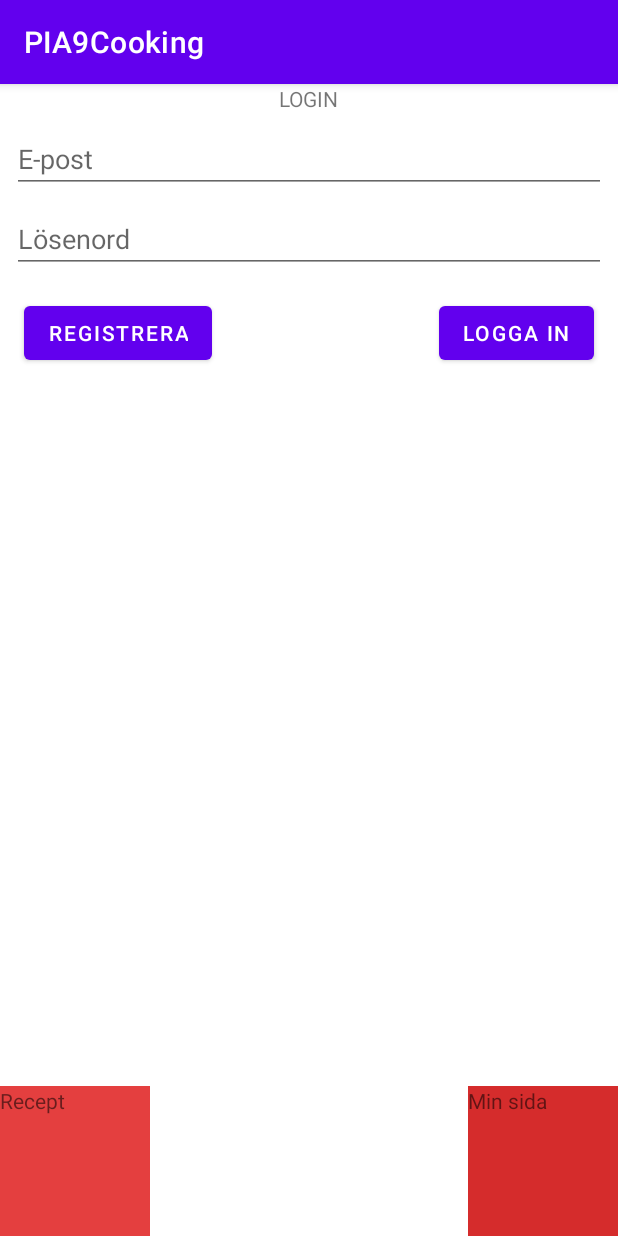
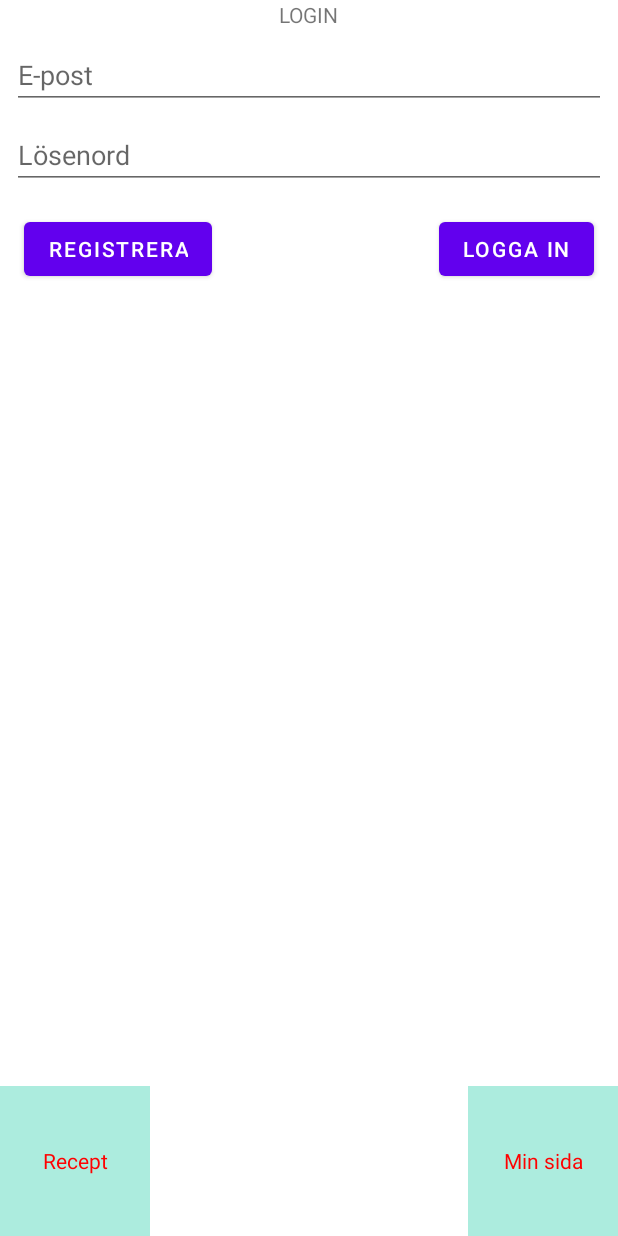
Before and after one commit to billmartensson/PIA9Cooking, an Android app: the screen it shows after launch (MainActivity), after a tap on "Min sida", on a phone screen of 412 x 824 dp. Run offline under Robolectric (Android 15) with nearby library versions, the phone set to English and light mode, and no system bars; our stand-ins replace Firebase (no records; nobody signed in at launch, a user with empty details on screens opened directly).

```diff
--- a/app/src/main/java/se/magictechnology/pia9cooking/Category/CategoryAdapter.kt
+++ b/app/src/main/java/se/magictechnology/pia9cooking/Category/CategoryAdapter.kt
@@ -31,7 +31,7 @@ class CategoryAdapter() : RecyclerView.Adapter<RecipeViewHolder>() {
     override fun onBindViewHolder(holder: RecipeViewHolder, position: Int) {
         val currentRecipie = categoryFrag.categoryvm.getRecepies().value!![position]
 
-        holder.categoryRecipeTextview.text = currentRecipie.title
+        holder.categoryRecipeTextview.text = currentRecipie.title + " " + currentRecipie.getShortDescription()
 
         holder.itemView.setOnClickListener {
             Log.d("PIA9DEBUG", "KLICKAT PÅ ITEM I CATEGORY")
--- a/app/src/main/res/layout/activity_main.xml
+++ b/app/src/main/res/layout/activity_main.xml
@@ -16,20 +16,20 @@
 
         <TextView
             android:id="@+id/tabRecipeTV"
+            style="@style/fancytab"
             android:layout_width="100dp"
             android:layout_height="0dp"
-            android:background="#E43F3F"
-            android:text="Recept"
+            android:text="@string/recipetab"
             app:layout_constraintBottom_toBottomOf="parent"
             app:layout_constraintStart_toStartOf="parent"
             app:layout_constraintTop_toTopOf="parent" />
 
         <TextView
             android:id="@+id/tabProfileTV"
+            style="@style/fancytab"
             android:layout_width="100dp"
             android:layout_height="0dp"
-            android:background="#D52C2C"
-            android:text="Min sida"
+            android:text="@string/profiletab"
             app:layout_constraintBottom_toBottomOf="parent"
             app:layout_constraintEnd_toEndOf="parent"
             app:layout_constraintTop_toTopOf="parent" />
--- a/app/src/main/res/values-night/themes.xml
+++ b/app/src/main/res/values-night/themes.xml
@@ -13,4 +13,11 @@
         <item name="android:statusBarColor" tools:targetApi="l">?attr/colorPrimaryVariant</item>
         <!-- Customize your theme here. -->
     </style>
+
+    <style name="fancytab">
+        <item name="android:background">#ff0000</item>
+        <item name="android:textColor">#0000ff</item>
+        <item name="android:gravity">center</item>
+    </style>
+
 </resources>
--- a/app/src/main/res/values/colors.xml
+++ b/app/src/main/res/values/colors.xml
@@ -7,4 +7,7 @@
     <color name="teal_700">#FF018786</color>
     <color name="black">#FF000000</color>
     <color name="white">#FFFFFFFF</color>
+
+    <color name="fancycolor">#ACECDE</color>
+
 </resources>
--- a/app/src/main/res/values/strings.xml
+++ b/app/src/main/res/values/strings.xml
@@ -2,4 +2,6 @@
     <string name="app_name">PIA9Cooking</string>
     <!-- TODO: Remove or change this placeholder text -->
     <string name="hello_blank_fragment">Hello blank fragment</string>
+    <string name="recipetab">Recept</string>
+    <string name="profiletab">Min sida</string>
 </resources>
--- a/app/src/main/res/values/themes.xml
+++ b/app/src/main/res/values/themes.xml
@@ -1,6 +1,6 @@
 <resources xmlns:tools="http://schemas.android.com/tools">
     <!-- Base application theme. -->
-    <style name="Theme.PIA9Cooking" parent="Theme.MaterialComponents.DayNight.DarkActionBar">
+    <style name="Theme.PIA9Cooking" parent="Theme.MaterialComponents.DayNight.NoActionBar">
         <!-- Primary brand color. -->
         <item name="colorPrimary">@color/purple_500</item>
         <item name="colorPrimaryVariant">@color/purple_700</item>
@@ -13,4 +13,10 @@
         <item name="android:statusBarColor" tools:targetApi="l">?attr/colorPrimaryVariant</item>
         <!-- Customize your theme here. -->
     </style>
+
+    <style name="fancytab">
+        <item name="android:background">@color/fancycolor</item>
+        <item name="android:textColor">#ff0000</item>
+        <item name="android:gravity">center</item>
+    </style>
 </resources>
```
Also changed, not shown: app/src/main/java/se/magictechnology/pia9cooking/Models/CookRecipe.kt (+18 -1 lines), 1 other file.
